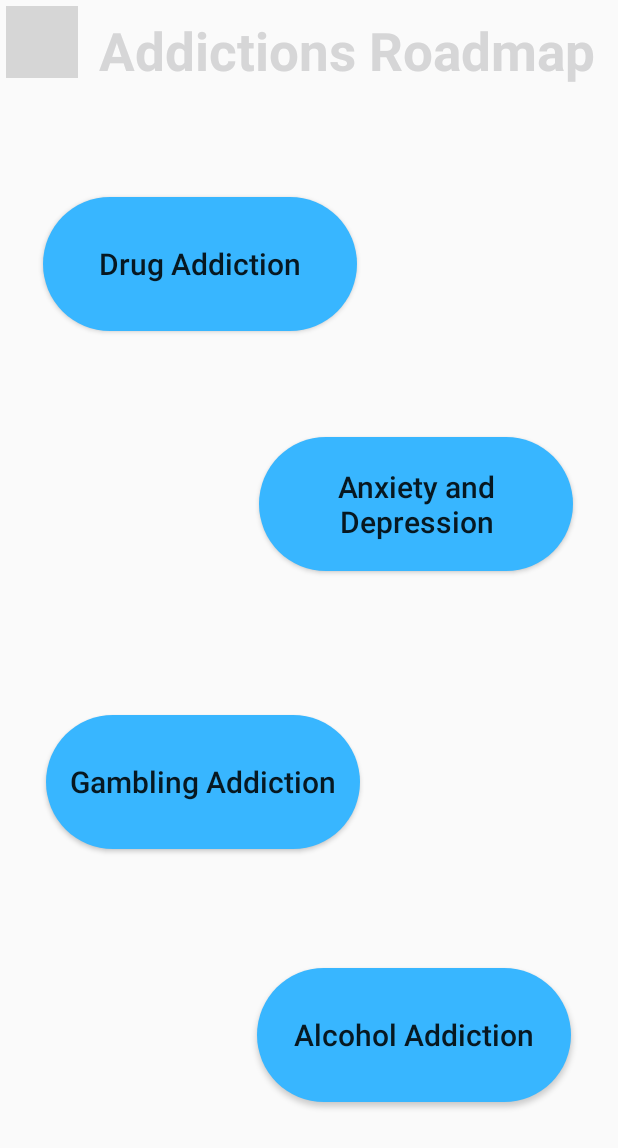
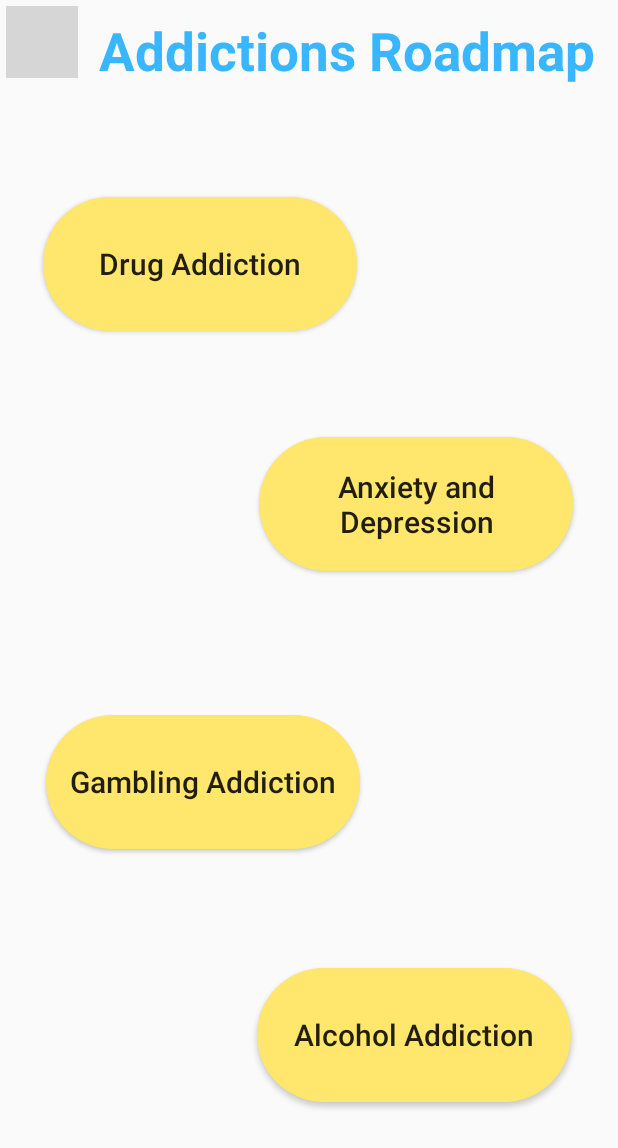
Before and after one commit to 123AbhinayR/RSA_MindfulMe_App, an Android app: the AddictionsPageActivity screen opened directly, with no data from a screen before it, on a phone screen of 412 x 824 dp. Shown: the top 1148 px of the screen. Run offline under Robolectric (Android 15) with nearby library versions, the phone set to English and light mode, and no system bars; grey boxes are pictures that could not be loaded.

Commit message:
hi
activity

```diff
--- /dev/null
+++ b/app/src/main/res/drawable/yellow_button_round.xml
@@ -0,0 +1,13 @@
+<?xml version="1.0" encoding="utf-8"?>
+<shape xmlns:android="http://schemas.android.com/apk/res/android" >
+    <corners
+        android:bottomRightRadius="75dp"
+        android:bottomLeftRadius="75dp"
+        android:topLeftRadius="75dp"
+        android:topRightRadius="75dp"
+        />
+
+    <solid
+        android:color="#FFE66D"
+        />
+</shape>
--- a/app/src/main/res/layout/activity_addictions_page.xml
+++ b/app/src/main/res/layout/activity_addictions_page.xml
@@ -11,7 +11,7 @@
         android:layout_height="wrap_content"
         android:layout_marginTop="10dp"
         android:text="Addictions Roadmap"
-        android:textColor="@color/black"
+        android:textColor="#38B6FF"
         android:textAlignment="textEnd"
         android:layout_marginRight="15dp"
         android:textSize="35sp"
@@ -24,7 +24,7 @@
         android:id="@+id/AnxietyDepressionButton"
         android:layout_width="209dp"
         android:layout_height="89dp"
-        android:background="@drawable/round_blue_button"
+        android:background="@drawable/yellow_button_round"
         android:text="@string/anxietydepression"
         android:textAllCaps="false"
         android:textSize="20sp"
@@ -39,7 +39,7 @@
         android:id="@+id/AlcoholButton"
         android:layout_width="209dp"
         android:layout_height="89dp"
-        android:background="@drawable/round_blue_button"
+        android:background="@drawable/yellow_button_round"
         android:text="@string/alcohol"
         android:textAllCaps="false"
         android:textSize="20sp"
@@ -54,7 +54,7 @@
         android:id="@+id/DrugButton"
         android:layout_width="209dp"
         android:layout_height="89dp"
-        android:background="@drawable/round_blue_button"
+        android:background="@drawable/yellow_button_round"
         android:text="@string/drugs"
         android:textAllCaps="false"
         android:textSize="20sp"
@@ -69,7 +69,7 @@
         android:id="@+id/GamblingButton"
         android:layout_width="209dp"
         android:layout_height="89dp"
-        android:background="@drawable/round_blue_button"
+        android:background="@drawable/yellow_button_round"
         android:text="@string/gambling"
         android:textAllCaps="false"
         android:textSize="20sp"
```
